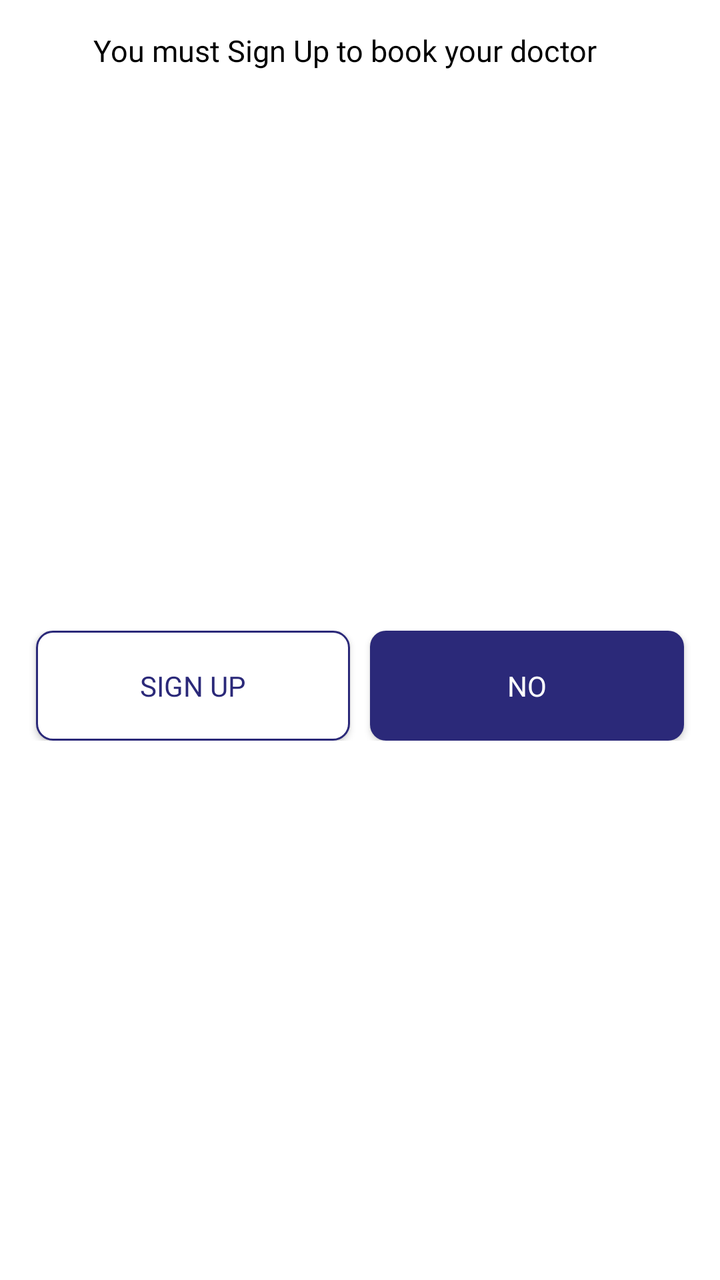
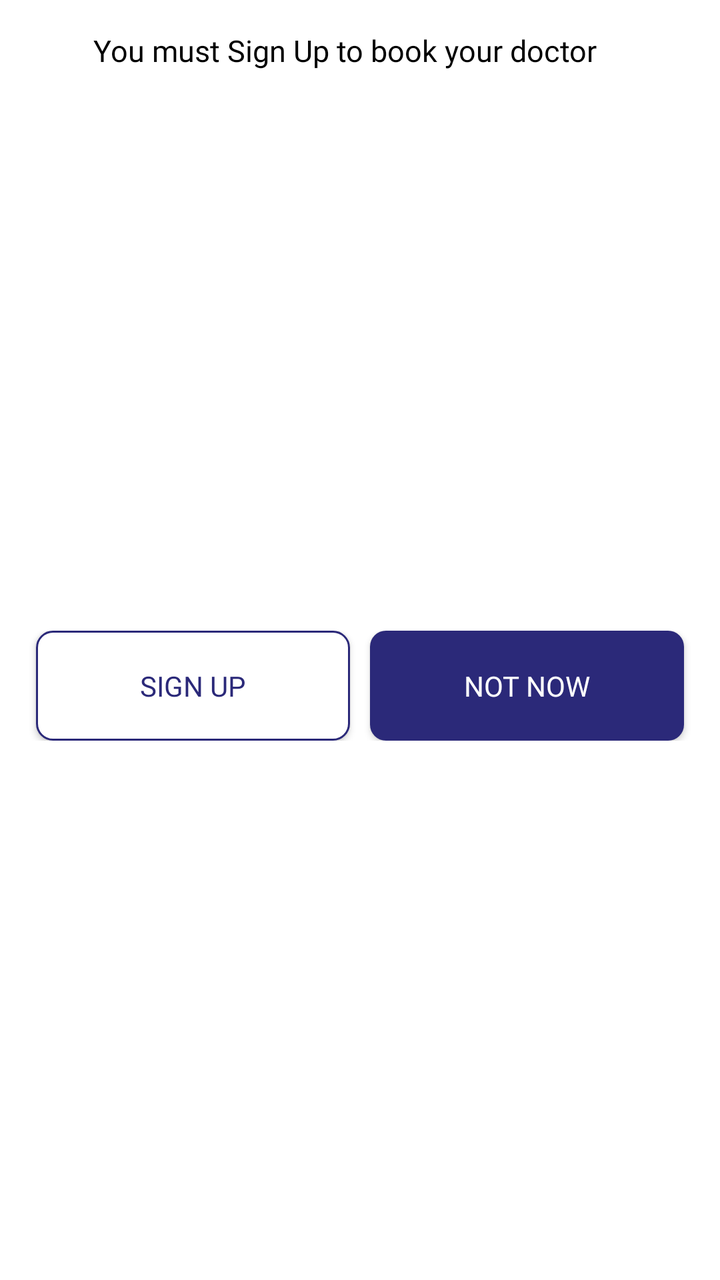

Before-and-after screenshots of an Android layout around one commit, followed by the original layout XML and the change that was made.
<!-- AndroidManifest.xml: application theme Theme.NewDesign -->
<!-- res/layout/fragment_dialog_sign_up.xml -->
<?xml version="1.0" encoding="utf-8"?>
<androidx.constraintlayout.widget.ConstraintLayout
        xmlns:android="http://schemas.android.com/apk/res/android"
                                                   android:layout_width="match_parent"
                                                   android:layout_height="wrap_content"
                                                   android:layout_marginBottom="15dp"
                                                   xmlns:app="http://schemas.android.com/apk/res-auto">

    <androidx.appcompat.widget.AppCompatTextView
            android:id="@+id/tv_SignOut"
            android:layout_width="wrap_content"
            android:layout_height="wrap_content"
            android:layout_marginTop="15dp"
            android:layout_marginEnd="15dp"
            android:fontFamily="@font/avenirltstd_black"
            android:text="@string/you_must_sign_up_to_book_your_doctor"
            android:textColor="@color/black"
            android:textSize="15sp"
            app:layout_constraintEnd_toEndOf="parent"
            app:layout_constraintStart_toStartOf="parent"
            app:layout_constraintTop_toTopOf="parent"
    />


    <androidx.constraintlayout.widget.ConstraintLayout
            android:layout_width="match_parent"
            android:layout_height="wrap_content"
            android:layout_marginTop="25dp"
            android:layout_marginBottom="15dp"
            android:padding="3dp"
            app:layout_constraintBottom_toBottomOf="parent"
            app:layout_constraintEnd_toEndOf="parent"
            app:layout_constraintStart_toStartOf="parent"
            app:layout_constraintTop_toBottomOf="@+id/tv_SignOut">

        <androidx.appcompat.widget.AppCompatButton
                android:id="@+id/btn_SignUp"
                android:layout_width="0dp"
                android:layout_height="55dp"
                android:layout_marginStart="15dp"
                android:background="@drawable/bg_signup"
                android:fontFamily="@font/avenirltstd_roman"
                android:text="@string/sign_up"
                android:textColor="@color/blue"
                android:textSize="14sp"
                app:layout_constraintBottom_toBottomOf="parent"
                app:layout_constraintEnd_toStartOf="@+id/btn_notNow"
                app:layout_constraintStart_toStartOf="parent"
                app:layout_constraintTop_toTopOf="parent" />

        <androidx.appcompat.widget.AppCompatButton
                android:id="@+id/btn_notNow"
                android:layout_width="0dp"
                android:layout_height="55dp"
                android:layout_marginStart="10dp"
                android:layout_marginEnd="15dp"
                android:background="@drawable/bg_btnnoshow"
                android:fontFamily="@font/avenirltstd_roman"
                android:text="@string/no"
                android:textColor="@color/white"
                android:textSize="14sp"
                app:layout_constraintBottom_toBottomOf="parent"
                app:layout_constraintEnd_toEndOf="parent"
                app:layout_constraintStart_toEndOf="@+id/btn_SignUp"
                app:layout_constraintTop_toTopOf="parent" />


    </androidx.constraintlayout.widget.ConstraintLayout>

</androidx.constraintlayout.widget.ConstraintLayout>
<!-- resources referenced by this layout -->
<resources>
  <color name="black">#FF000000</color>
  <color name="blue">#2B2979</color>
  <color name="white">#FFFFFFFF</color>
  <!-- drawable bg_btnnoshow (drawable) -->
  <?xml version="1.0" encoding="utf-8"?>
  <shape xmlns:android="http://schemas.android.com/apk/res/android"
      android:shape="rectangle"
      >
      <solid android:color="@color/blue"/>
      <corners android:radius="8dp"/>
  
  
  </shape>
  <!-- drawable bg_signup (drawable) -->
  <?xml version="1.0" encoding="utf-8"?>
  <shape xmlns:android="http://schemas.android.com/apk/res/android"
      android:shape="rectangle"
      >
      <solid android:color="@color/white"/>
      <corners android:radius="8dp"/>
      <stroke android:width="1dp" android:color="@color/blue"/>
  
  
  </shape>
  <string name="no">No</string>
  <string name="sign_up">Sign Up</string>
  <string name="you_must_sign_up_to_book_your_doctor">You must Sign Up to book your doctor</string>
  <style name="Theme.NewDesign" parent="Theme.MaterialComponents.DayNight.NoActionBar">
          
          <item name="colorPrimary">@color/purple_500</item>
          <item name="colorPrimaryVariant">@color/purple_700</item>
          <item name="colorOnPrimary">@color/white</item>
          
          <item name="colorSecondary">#0639BA</item>
          <item name="colorSecondaryVariant">@color/teal_700</item>
          <item name="colorOnSecondary">@color/black</item>
          
          <item name="android:statusBarColor">?attr/colorPrimaryVariant</item>
          
      </style>
  <color name="purple_500">#FF6200EE</color>
  <color name="purple_700">#FF3700B3</color>
  <color name="teal_700">#FF018786</color>
</resources>

<!-- the commit's change to res/layout/fragment_dialog_sign_up.xml (unified diff, before → after) -->
@@ -56,7 +56,7 @@
                 android:layout_marginEnd="15dp"
                 android:background="@drawable/bg_btnnoshow"
                 android:fontFamily="@font/avenirltstd_roman"
-                android:text="@string/no"
+                android:text="@string/notnow"
                 android:textColor="@color/white"
                 android:textSize="14sp"
                 app:layout_constraintBottom_toBottomOf="parent"
<!-- resource entries referenced after the edit -->
@@ -24,7 +24,7 @@
   
   
   </shape>
-  <string name="no">No</string>
+  <string name="notnow">Not Now</string>
   <string name="sign_up">Sign Up</string>
   <string name="you_must_sign_up_to_book_your_doctor">You must Sign Up to book your doctor</string>
   <style name="Theme.NewDesign" parent="Theme.MaterialComponents.DayNight.NoActionBar">
